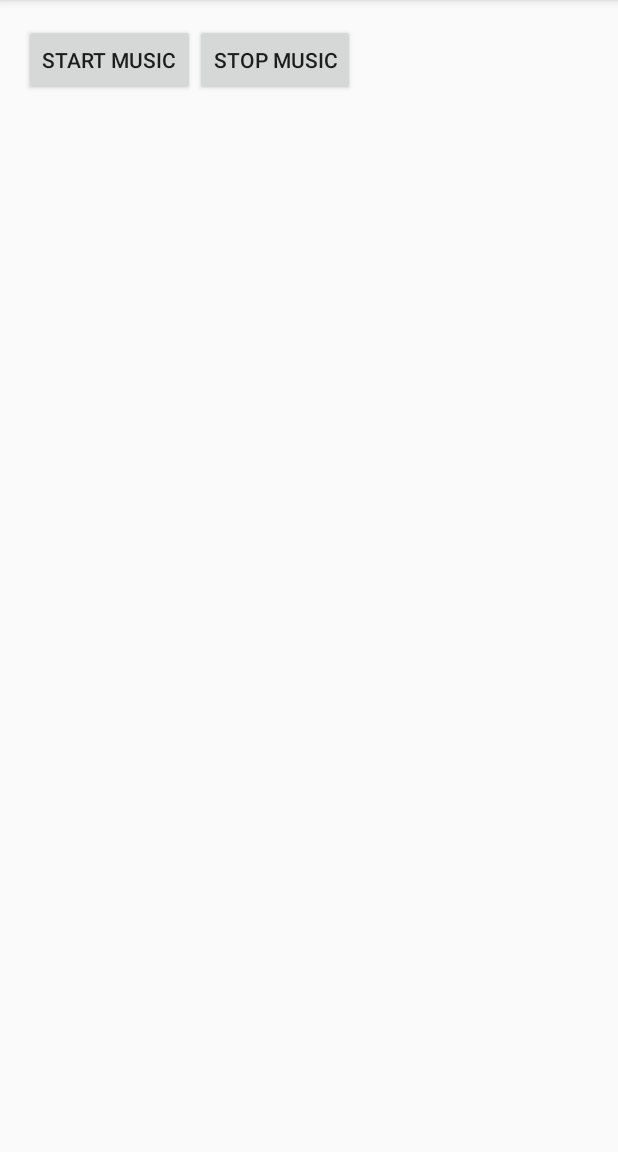
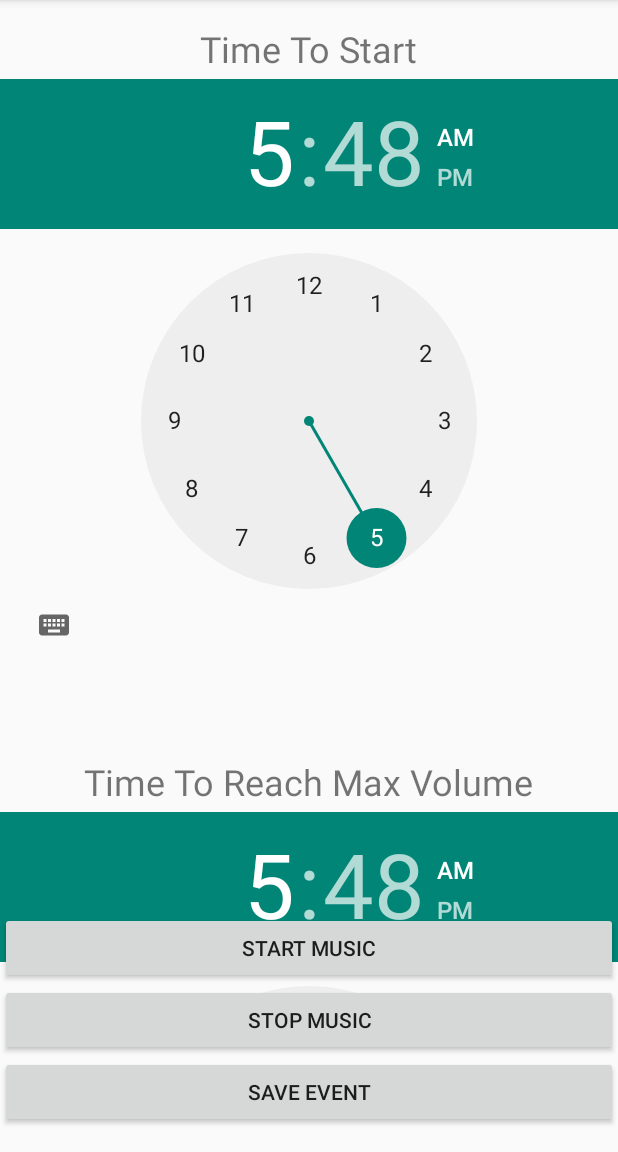
Before and after one commit to suttonbryand/LucidMusic, an Android app: the screen it shows after launch (MainActivity), on a phone screen of 412 x 824 dp, the part 84-1236 px from its top. Run offline under Robolectric (Android 15) with nearby library versions, the phone set to English and light mode, and no system bars.

Commit message:
laying out (tablet only)

```diff
--- a/lucidmusic/src/main/res/layout/fragment_main.xml
+++ b/lucidmusic/src/main/res/layout/fragment_main.xml
@@ -1,25 +1,116 @@
-<LinearLayout xmlns:android="http://schemas.android.com/apk/res/android"
+<RelativeLayout xmlns:android="http://schemas.android.com/apk/res/android"
     xmlns:tools="http://schemas.android.com/tools"
     android:layout_width="match_parent"
     android:layout_height="match_parent"
-    android:paddingLeft="@dimen/activity_horizontal_margin"
-    android:paddingRight="@dimen/activity_horizontal_margin"
+
     android:paddingTop="@dimen/activity_vertical_margin"
     android:paddingBottom="@dimen/activity_vertical_margin"
     tools:context="sutton.bryan.lucidmusic.MainActivity$PlaceholderFragment">
 
-    <Button android:id="@+id/button_pause"
+
+    <LinearLayout xmlns:android="http://schemas.android.com/apk/res/android"
+        xmlns:tools="http://schemas.android.com/tools"
+        android:id="@+id/starttime_layout"
+        android:layout_width="match_parent"
+        android:layout_height="wrap_content"
+        android:orientation="vertical"
+        android:layout_gravity="center_horizontal"
+        android:layout_marginBottom="@dimen/layout_margin">
+
+        <TextView android:id="@+id/starttime_label"
             android:layout_width="wrap_content"
+            android:layout_height="wrap_content"
+            android:layout_gravity="center_horizontal"
+            android:textSize="24dp"
+            android:layout_marginBottom="@dimen/label_margin"
+            android:text="Time To Start"/>
+
+        <TimePicker android:id="@+id/timepicker_startime"
+            android:layout_width="match_parent"
             android:layout_height="wrap_content"
             android:text="@string/start_music"
             android:onClick="play" />
 
+    </LinearLayout>
 
+    <LinearLayout xmlns:android="http://schemas.android.com/apk/res/android"
+        xmlns:tools="http://schemas.android.com/tools"
+        android:id="@+id/timetomax_layout"
+        android:layout_width="match_parent"
+        android:layout_height="wrap_content"
+        android:orientation="vertical"
+        android:layout_gravity="center_horizontal"
+        android:layout_marginBottom="@dimen/layout_margin"
+        android:layout_below="@id/starttime_layout">
+
+        <TextView android:id="@+id/starttime_label"
+            android:layout_width="wrap_content"
+            android:layout_height="wrap_content"
+            android:layout_gravity="center_horizontal"
+            android:textSize="24dp"
+            android:layout_marginBottom="@dimen/label_margin"
+            android:text="@string/duration_label"/>
+
+        <TimePicker android:id="@+id/timepicker_duration"
+            android:layout_width="match_parent"
+            android:layout_height="wrap_content"
+            android:text="@string/start_music"
+            android:onClick="play" />
+
+    </LinearLayout>
+
+    <LinearLayout xmlns:android="http://schemas.android.com/apk/res/android"
+        xmlns:tools="http://schemas.android.com/tools"
+        android:layout_width="match_parent"
+        android:layout_height="wrap_content"
+        android:orientation="vertical"
+        android:layout_gravity="center_horizontal"
+        android:layout_below="@id/timetomax_layout">
+
+        <TextView android:id="@+id/maxvol_label"
+            android:layout_width="wrap_content"
+            android:layout_height="wrap_content"
+            android:layout_gravity="center_horizontal"
+            android:textSize="24dp"
+            android:layout_marginBottom="@dimen/label_margin"
+            android:text="@string/max_volume"/>
+
+        <SeekBar android:id="@+id/maxvol_seekbar"
+            android:layout_width="match_parent"
+            android:layout_height="wrap_content"
+            android:progress="50"/>
+
+    </LinearLayout>
+
+    <LinearLayout xmlns:android="http://schemas.android.com/apk/res/android"
+        xmlns:tools="http://schemas.android.com/tools"
+        android:layout_width="match_parent"
+        android:layout_height="wrap_content"
+        android:orientation="vertical"
+        android:layout_alignParentBottom="true"
+        >
+
+        <Button android:id="@+id/button_start"
+            android:layout_width="match_parent"
+            android:layout_height="wrap_content"
+            android:layout_gravity="center_horizontal"
+            android:text="@string/start_music"
+            android:onClick="play" />
 
         <Button android:id="@+id/button_stop"
-        android:layout_width="wrap_content"
+            android:layout_width="match_parent"
             android:layout_height="wrap_content"
+            android:layout_gravity="center_horizontal"
             android:text="@string/stop_music"
             android:onClick="stop" />
 
+        <Button android:id="@+id/button_save"
+            android:layout_width="match_parent"
+            android:layout_height="wrap_content"
+            android:layout_gravity="center_horizontal"
+            android:text="@string/save_event"
+            android:onClick="stop" />
+
     </LinearLayout>
+
+</RelativeLayout>
--- a/lucidmusic/src/main/res/values/dimens.xml
+++ b/lucidmusic/src/main/res/values/dimens.xml
@@ -2,5 +2,7 @@
     <!-- Default screen margins, per the Android Design guidelines. -->
     <dimen name="activity_horizontal_margin">16dp</dimen>
     <dimen name="activity_vertical_margin">16dp</dimen>
+    <dimen name="label_margin">4dp</dimen>
+    <dimen name="layout_margin">64dp</dimen>
 
     </resources>
--- a/lucidmusic/src/main/res/values/strings.xml
+++ b/lucidmusic/src/main/res/values/strings.xml
@@ -6,6 +6,11 @@
     <string name="action_settings">Settings</string>
     <string name="start_music">Start Music</string>
     <string name="stop_music">Stop Music</string>
+    <string name="save_event">Save Event</string>
+    <string name="starttime_label">Time To Start</string>
+    <string name="duration_label">Time To Reach Max Volume</string>
+    <string name="max_volume">Max Volume</string>
+
 
 
 </resources>
```
Lines whose indentation alone changed are shown as unchanged.
